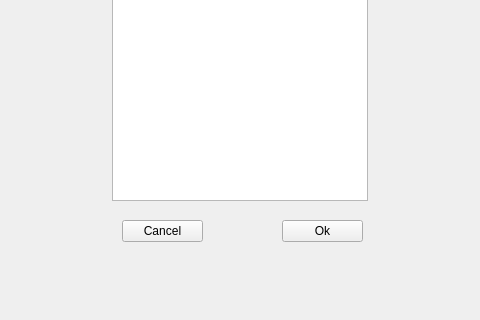
This is WinMenu.ui in AlanSchuppan/HachBase2 as Qt 5 draws it before an edit; both pictures show x 158 to 638 and y 160 to 480 of the 800 by 480 pixel window. The edited form follows.
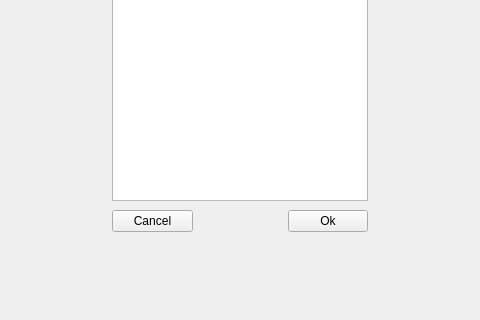
This is the edited form.

Commit message: * Added titles to menu states

```diff
--- a/WinMenu.ui
+++ b/WinMenu.ui
@@ -31,8 +31,8 @@
   <widget class="QPushButton" name="btnCancel">
    <property name="geometry">
     <rect>
-     <x>280</x>
-     <y>380</y>
+     <x>270</x>
+     <y>370</y>
      <width>81</width>
      <height>22</height>
     </rect>
@@ -44,9 +44,9 @@
   <widget class="QPushButton" name="btnOk">
    <property name="geometry">
     <rect>
-     <x>440</x>
-     <y>380</y>
-     <width>81</width>
+     <x>446</x>
+     <y>370</y>
+     <width>80</width>
      <height>22</height>
     </rect>
    </property>
```
The commit also changes 4 other files.
